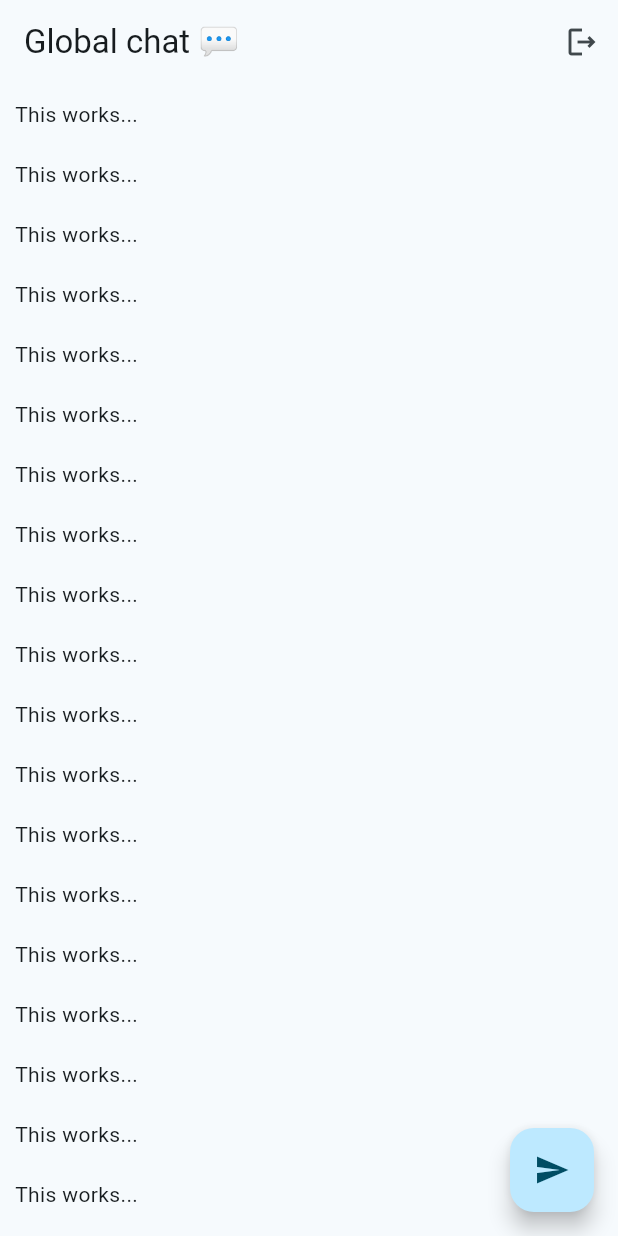
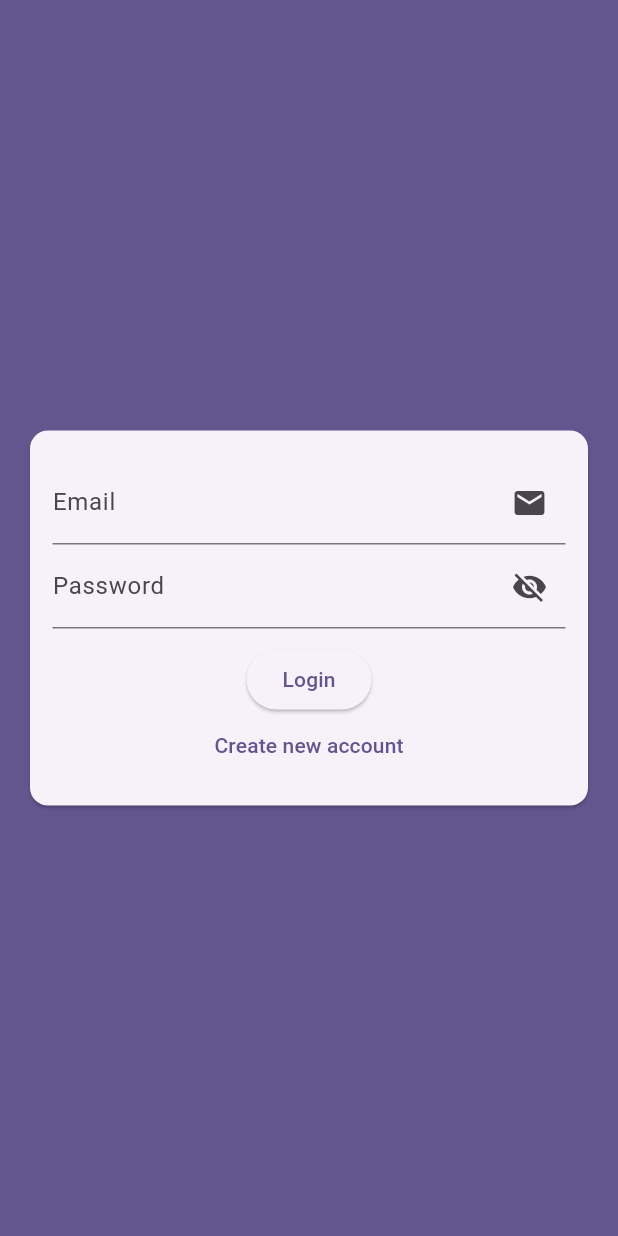
Before and after one commit to VISHALCHAND007/Global-Chat, a Flutter app: the screen it shows after launch, on a phone screen of 412 x 824 dp. Run offline on Flutter 3.47's test engine with Material 3 defaults, Android fonts, the phone set to English and light mode, and no system bars; our stand-ins replace cloud_firestore, firebase_auth, firebase_core, shared_preferences; accounts and stored records are empty.

Commit message:
Designed the chat screen and completed it's functionality like sending messages fetching chats and displaying the details in UX specific way.

```diff
--- a/lib/main.dart
+++ b/lib/main.dart
@@ -1,5 +1,7 @@
+import 'package:firebase_auth/firebase_auth.dart';
 import 'package:firebase_core/firebase_core.dart';
 import 'package:flutter/material.dart';
+import 'package:global_chat/screens/auth_screen.dart';
 import 'package:global_chat/screens/chat_screen.dart';
 
 void main() async {
@@ -17,9 +19,30 @@ class MyApp extends StatelessWidget {
     return MaterialApp(
       title: 'Global Chat',
       theme: ThemeData(
-        colorScheme: .fromSeed(seedColor: Colors.blueGrey),
+        colorScheme: .fromSeed(
+          seedColor: Colors.deepPurpleAccent,
+          error: Color(0xEFDF4330),
+          secondaryContainer: Color(0xFF90CB82),
+        ),
+        buttonTheme: ButtonThemeData(
+          buttonColor: Colors.blueGrey,
+          textTheme: ButtonTextTheme.primary,
+          shape: RoundedRectangleBorder(
+            borderRadius: BorderRadius.circular(20),
+          ),
+        ),
       ),
-      home: ChatScreen(),
+      home: StreamBuilder(
+        stream: FirebaseAuth.instance.authStateChanges(),
+        builder: (ctx, authSnapshot) {
+          return Container(
+            color: Theme.of(context).colorScheme.primaryFixedDim,
+            child: SafeArea(
+              child: authSnapshot.hasData ? ChatScreen() : AuthScreen(),
+            ),
+          );
+        },
+      ),
     );
   }
 }
--- a/lib/screens/auth_screen.dart
+++ b/lib/screens/auth_screen.dart
@@ -0,0 +1,85 @@
+import 'package:cloud_firestore/cloud_firestore.dart';
+import 'package:flutter/foundation.dart';
+import 'package:flutter/material.dart';
+import 'package:global_chat/widgets/auth/auth_form.dart';
+import 'package:firebase_auth/firebase_auth.dart';
+import 'package:shared_preferences/shared_preferences.dart';
+
+class AuthScreen extends StatefulWidget {
+  const AuthScreen({super.key});
+
+  @override
+  State<AuthScreen> createState() => _AuthScreenState();
+}
+
+class _AuthScreenState extends State<AuthScreen> {
+  final _auth = FirebaseAuth.instance;
+  late final scaffoldMessenger = ScaffoldMessenger.of(context);
+  late final theme = Theme.of(context);
+  var _isLoading = false;
+
+  void _onFormSubmit({
+    required String email,
+    required String password,
+    String? username,
+    required bool isLogin,
+    required BuildContext ctx,
+  }) async {
+    UserCredential credential;
+    final prefs = await SharedPreferences.getInstance();
+    try {
+      setState(() {
+        _isLoading = true;
+      });
+      if (isLogin) {
+        credential = await _auth.signInWithEmailAndPassword(
+          email: email,
+          password: password,
+        );
+      } else {
+        credential = await _auth.createUserWithEmailAndPassword(
+          email: email,
+          password: password,
+        );
+        prefs.setString("username", username!);
+        await FirebaseFirestore.instance
+            .collection("users")
+            .doc(credential.user?.uid)
+            .set({
+              'email': email,
+              'username': username,
+              // 'photo': ''
+            });
+      }
+      setState(() {
+        _isLoading = false;
+      });
+    } on FirebaseAuthException catch (error) {
+      setState(() {
+        _isLoading = false;
+      });
+      var message = "An error occurred, please check your credentials.";
+      if (error.message != null) message = error.message!;
+
+      scaffoldMessenger.showSnackBar(
+        SnackBar(
+          content: Text(message),
+          showCloseIcon: true,
+          backgroundColor: theme.colorScheme.error,
+        ),
+      );
+    } catch (error) {
+      if (kDebugMode) {
+        print("error:: $error");
+      }
+    }
+  }
+
+  @override
+  Widget build(BuildContext context) {
+    return Scaffold(
+      backgroundColor: Theme.of(context).primaryColor,
+      body: AuthForm(onSubmit: _onFormSubmit, isLoading: _isLoading),
+    );
+  }
+}
--- a/lib/screens/chat_screen.dart
+++ b/lib/screens/chat_screen.dart
@@ -1,34 +1,49 @@
 import 'package:cloud_firestore/cloud_firestore.dart';
+import 'package:firebase_auth/firebase_auth.dart';
 import 'package:flutter/material.dart';
+import 'package:global_chat/widgets/messages.dart';
+import 'package:global_chat/widgets/send_message.dart';
+import 'package:shared_preferences/shared_preferences.dart';
 
 class ChatScreen extends StatelessWidget {
   const ChatScreen({super.key});
 
+
+
   @override
   Widget build(BuildContext context) {
+
     return Scaffold(
       appBar: AppBar(
         title: Text("Global chat 💬"),
         actions: [
-          IconButton(onPressed: () {}, icon: Icon(Icons.logout_outlined)),
+          PopupMenuButton(
+            icon: Icon(Icons.more_vert),
+            itemBuilder: (ctx) => [
+              PopupMenuItem(
+                value: "logout",
+                child: Row(
+                  children: [
+                    Text("Logout"),
+                    SizedBox(width: 12),
+                    Icon(Icons.logout),
+                  ],
+                ),
+              ),
+            ],
+            onSelected: (identifier) {
+              if (identifier == "logout") {
+                FirebaseAuth.instance.signOut();
+              }
+            },
+          ),
         ],
       ),
-      body: ListView.builder(
-        itemCount: 48,
-        itemBuilder: (ctx, ind) => Container(
-          padding: const EdgeInsets.all(10),
-          child: Text("This works..."),
-        ),
-      ),
-      floatingActionButton: FloatingActionButton(
-        onPressed: () {
-          FirebaseFirestore.instance.collection('chats/VqEdFwD8iabYMUDAlh6K/messages').snapshots().listen((snapshot) {
-            snapshot.docs.forEach((item) {
-              print("${item['text']}");
-            });
-          });
-        },
-        child: Icon(Icons.send),
+      body: Column(
+        children: [
+          Expanded(child: Messages()),
+          SendMessage(),
+        ],
       ),
     );
   }
--- /dev/null
+++ b/lib/widgets/auth/auth_form.dart
@@ -0,0 +1,151 @@
+import 'package:flutter/material.dart';
+
+class AuthForm extends StatefulWidget {
+  const AuthForm({required this.onSubmit, required this.isLoading, super.key});
+
+  final bool isLoading;
+  final void Function({
+    required String email,
+    required String password,
+    String? username,
+    required bool isLogin,
+    required BuildContext ctx,
+  })
+  onSubmit;
+
+  @override
+  State<AuthForm> createState() => _AuthFormState();
+}
+
+class _AuthFormState extends State<AuthForm> {
+  var _showPassword = true;
+  final _formKey = GlobalKey<FormState>();
+  String? _userEmail;
+  String? _username;
+  String? _userPassword;
+  var _isLogin = true;
+
+  void _saveForm() {
+    var isValid = _formKey.currentState?.validate();
+    FocusScope.of(context).unfocus();
+    if (isValid != null && isValid) {
+      _formKey.currentState?.save();
+
+      widget.onSubmit(
+        email: _userEmail!.trim(),
+        password: _userPassword!.trim(),
+        username: _username?.trim(),
+        isLogin: _isLogin,
+        ctx: context,
+      );
+    }
+  }
+
+  @override
+  Widget build(BuildContext context) {
+    return Center(
+      child: Card(
+        margin: const EdgeInsets.all(20),
+        child: SingleChildScrollView(
+          child: Form(
+            key: _formKey,
+            child: Padding(
+              padding: const EdgeInsets.symmetric(horizontal: 15, vertical: 20),
+              child: Column(
+                mainAxisSize: .min,
+                children: [
+                  TextFormField(
+                    key: ValueKey("email"),
+                    keyboardType: TextInputType.emailAddress,
+                    decoration: InputDecoration(
+                      label: const Text("Email"),
+                      suffixIcon: Icon(Icons.email),
+                    ),
+                    validator: (value) {
+                      if (value == null ||
+                          value.isEmpty ||
+                          !value.contains("@")) {
+                        return "Invalid Email";
+                      }
+                      return null;
+                    },
+                    onSaved: (value) {
+                      _userEmail = value;
+                    },
+                  ),
+                  if (!_isLogin)
+                    TextFormField(
+                      key: ValueKey("username"),
+                      decoration: InputDecoration(
+                        label: const Text("Username"),
+                        suffixIcon: Icon(Icons.account_circle),
+                      ),
+                      validator: (value) {
+                        if (value == null ||
+                            value.isEmpty ||
+                            value.length < 4) {
+                          return "Please enter at least 4 characters";
+                        }
+                        return null;
+                      },
+                      onSaved: (value) {
+                        _username = value;
+                      },
+                    ),
+                  TextFormField(
+                    key: ValueKey("password"),
+                    decoration: InputDecoration(
+                      label: const Text("Password"),
+                      suffixIcon: IconButton(
+                        icon: _showPassword
+                            ? Icon(Icons.visibility_off)
+                            : Icon(Icons.visibility),
+                        onPressed: () => setState(() {
+                          _showPassword = !_showPassword;
+                        }),
+                      ),
+                    ),
+                    validator: (value) {
+                      if (value == null || value.isEmpty || value.length < 7) {
+                        return "Password must be at least 7 characters long.";
+                      }
+                      return null;
+                    },
+                    onSaved: (value) {
+                      _userPassword = value;
+                    },
+                    obscureText: _showPassword,
+                  ),
+                  SizedBox(height: 10),
+                  widget.isLoading
+                      ? CircularProgressIndicator()
+                      : Column(
+                          children: [
+                            ElevatedButton(
+                              onPressed: _saveForm,
+                              child: Text(_isLogin ? "Login" : "Signup"),
+                            ),
+                            TextButton(
+                              onPressed: () => setState(() {
+                                _isLogin = !_isLogin;
+                              }),
+                              style: ButtonStyle(
+                                tapTargetSize: MaterialTapTargetSize.shrinkWrap,
+                              ),
+                              child: Text(
+                                _isLogin
+                                    ? "Create new account"
+                                    : "I already have an account",
+                              ),
+                            ),
+                          ],
+                        ),
+                ],
+              ),
+            ),
+          ),
+        ),
+      ),
+    );
+  }
+}
```
Also changed, not shown: lib/widgets/message_bubble.dart (added, +73 -0 lines), lib/widgets/messages.dart (added, +51 -0 lines), lib/widgets/send_message.dart (added, +58 -0 lines), pubspec.yaml (+6 -3 lines), assets/images/convo.png (added), pubspec.lock, 3 other files.
